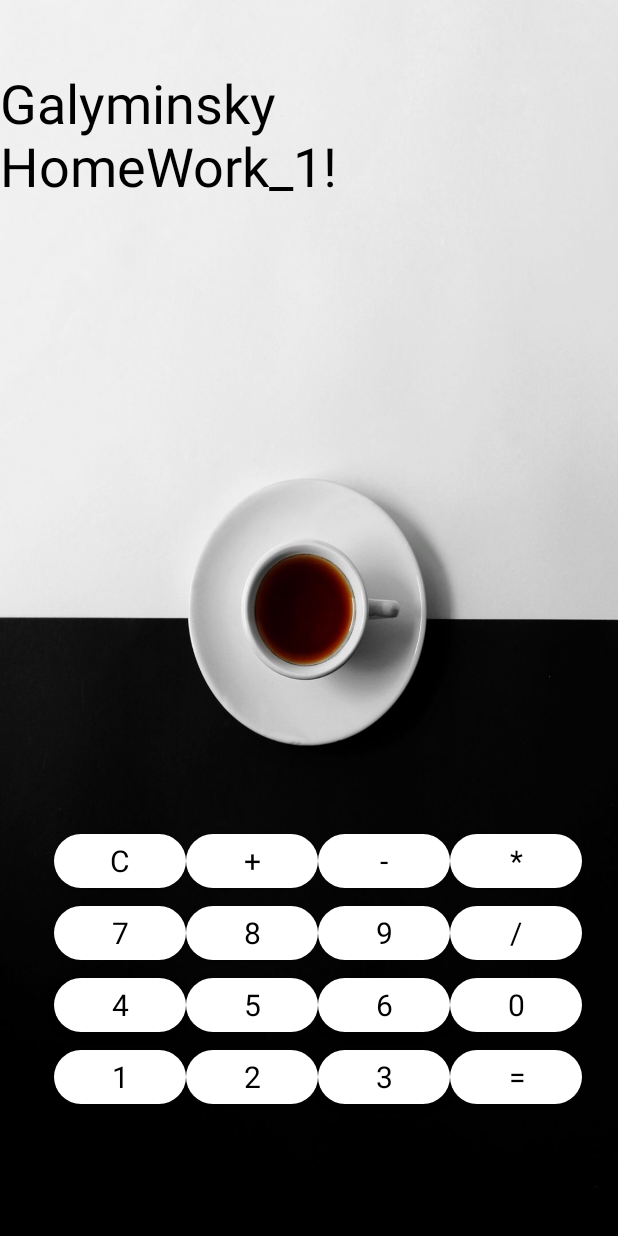
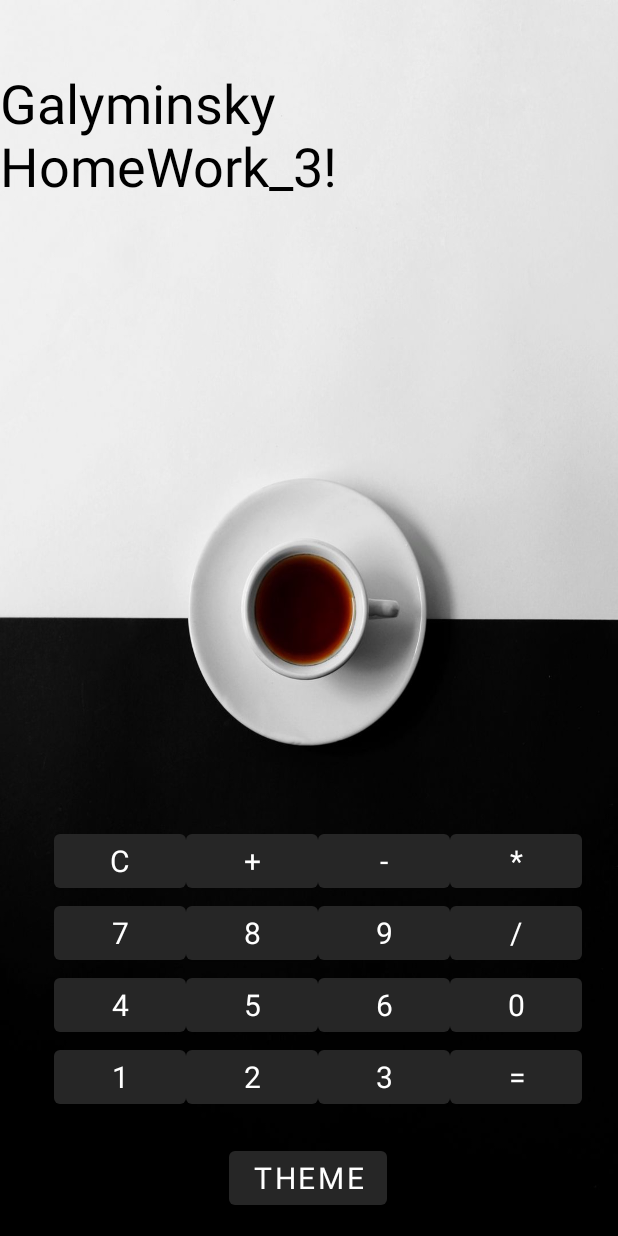
Before and after one commit to Galyminsky/GB_Calculator_2022, an Android app: the screen it shows after launch (MainActivity), on a phone screen of 412 x 824 dp. Run offline under Robolectric (Android 15) with nearby library versions, the phone set to English and light mode, and no system bars; Roboto replaces fonts that are not available here.

Commit message:
HomeWork_5 Добавлена Активити с настройками тем

```diff
--- a/app/src/main/AndroidManifest.xml
+++ b/app/src/main/AndroidManifest.xml
@@ -8,7 +8,10 @@
         android:label="@string/app_name"
         android:roundIcon="@mipmap/ic_calc_launcher_round"
         android:supportsRtl="true"
-        android:theme="@style/Theme.GB_Calculator_2022">
+        android:theme="@style/Portrait">
+        <activity
+            android:name=".SettingActivity"
+            android:exported="false" />
         <activity
             android:name=".MainActivity"
             android:exported="true">
@@ -18,6 +21,7 @@
                 <category android:name="android.intent.category.LAUNCHER" />
             </intent-filter>
         </activity>
+
         <meta-data
             android:name="preloaded_fonts"
             android:resource="@array/preloaded_fonts" />
--- a/app/src/main/java/com/jobforandroid/gb_calculator_2022/CalculatorModel.java
+++ b/app/src/main/java/com/jobforandroid/gb_calculator_2022/CalculatorModel.java
@@ -3,11 +3,8 @@ package com.jobforandroid.gb_calculator_2022;
 public class CalculatorModel {
     private int firstArg;
     private int secondArg;
-
     private StringBuilder inputStr = new StringBuilder();
-
     private int actionSelected;
-
     private State state;
 
     private enum State {
--- a/app/src/main/res/layout-land/activity_main.xml
+++ b/app/src/main/res/layout-land/activity_main.xml
@@ -1,9 +1,11 @@
 <?xml version="1.0" encoding="utf-8"?>
-<androidx.constraintlayout.widget.ConstraintLayout xmlns:android="http://schemas.android.com/apk/res/android"
+<androidx.constraintlayout.widget.ConstraintLayout
+    xmlns:android="http://schemas.android.com/apk/res/android"
     xmlns:app="http://schemas.android.com/apk/res-auto"
     xmlns:tools="http://schemas.android.com/tools"
     android:layout_width="match_parent"
     android:layout_height="match_parent"
+    android:theme="@style/Landscape"
     android:background="@drawable/coffe_2">
 
     <com.google.android.material.button.MaterialButton
@@ -175,7 +177,7 @@
         android:layout_marginStart="16dp"
         android:layout_marginTop="16dp"
         android:fontFamily="@font/caesar_dressing"
-        android:text="@string/galyminsky_homework_1"
+        android:text="@string/galyminsky_homework_3"
         android:textColor="#FFFFFF"
         android:textSize="36sp"
         app:layout_constraintStart_toStartOf="parent"
--- a/app/src/main/res/layout/activity_main.xml
+++ b/app/src/main/res/layout/activity_main.xml
@@ -5,12 +5,12 @@
     android:layout_width="match_parent"
     android:layout_height="match_parent"
     android:background="@drawable/coffe_1"
+    android:theme="@style/Portrait"
     tools:context=".MainActivity">
 
 
     <com.google.android.material.button.MaterialButton
         android:id="@+id/btn_minus"
-        style="@style/Portrait"
         android:layout_width="wrap_content"
         android:layout_height="wrap_content"
         android:layout_marginBottom="226dp"
@@ -22,7 +22,6 @@
 
     <com.google.android.material.button.MaterialButton
         android:id="@+id/btn_7"
-        style="@style/Portrait"
         android:layout_width="wrap_content"
         android:layout_height="wrap_content"
         android:layout_marginStart="11dp"
@@ -35,7 +34,6 @@
 
     <com.google.android.material.button.MaterialButton
         android:id="@+id/btn_3"
-        style="@style/Portrait"
         android:layout_width="wrap_content"
         android:layout_height="wrap_content"
         android:text="@string/_3"
@@ -46,7 +44,6 @@
 
     <com.google.android.material.button.MaterialButton
         android:id="@+id/btn_multi"
-        style="@style/Portrait"
         android:layout_width="wrap_content"
         android:layout_height="wrap_content"
         android:text="@string/btn_multi"
@@ -57,7 +54,7 @@
 
     <com.google.android.material.button.MaterialButton
         android:id="@+id/btn_5"
-        style="@style/Portrait"
+
         android:layout_width="wrap_content"
         android:layout_height="wrap_content"
         android:text="@string/_5"
@@ -68,7 +65,7 @@
 
     <com.google.android.material.button.MaterialButton
         android:id="@+id/btn_1"
-        style="@style/Portrait"
+
         android:layout_width="wrap_content"
         android:layout_height="wrap_content"
         android:layout_marginStart="11dp"
@@ -81,7 +78,7 @@
 
     <com.google.android.material.button.MaterialButton
         android:id="@+id/btn_plus"
-        style="@style/Portrait"
+
         android:layout_width="wrap_content"
         android:layout_height="wrap_content"
         android:text="@string/btn_plus"
@@ -92,7 +89,7 @@
 
     <com.google.android.material.button.MaterialButton
         android:id="@+id/btn_zero"
-        style="@style/Portrait"
+
         android:layout_width="wrap_content"
         android:layout_height="wrap_content"
         android:text="@string/_0"
@@ -103,7 +100,7 @@
 
     <com.google.android.material.button.MaterialButton
         android:id="@+id/btn_reset"
-        style="@style/Portrait"
+
         android:layout_width="wrap_content"
         android:layout_height="wrap_content"
         android:layout_marginStart="11dp"
@@ -116,7 +113,7 @@
 
     <com.google.android.material.button.MaterialButton
         android:id="@+id/btn_9"
-        style="@style/Portrait"
+
         android:layout_width="wrap_content"
         android:layout_height="wrap_content"
         android:text="@string/_9"
@@ -127,7 +124,7 @@
 
     <com.google.android.material.button.MaterialButton
         android:id="@+id/btn_equal"
-        style="@style/Portrait"
+
         android:layout_width="wrap_content"
         android:layout_height="wrap_content"
         android:text="@string/equal"
@@ -138,7 +135,6 @@
 
     <com.google.android.material.button.MaterialButton
         android:id="@+id/btn_6"
-        style="@style/Portrait"
         android:layout_width="wrap_content"
         android:layout_height="wrap_content"
         android:text="@string/_6"
@@ -149,7 +145,6 @@
 
     <com.google.android.material.button.MaterialButton
         android:id="@+id/btn_2"
-        style="@style/Portrait"
         android:layout_width="wrap_content"
         android:layout_height="wrap_content"
         android:text="@string/_2"
@@ -160,7 +155,6 @@
 
     <com.google.android.material.button.MaterialButton
         android:id="@+id/btn_division"
-        style="@style/Portrait"
         android:layout_width="wrap_content"
         android:layout_height="wrap_content"
         android:text="@string/btn_dev"
@@ -171,7 +165,6 @@
 
     <com.google.android.material.button.MaterialButton
         android:id="@+id/btn_4"
-        style="@style/Portrait"
         android:layout_width="wrap_content"
         android:layout_height="wrap_content"
         android:layout_marginStart="11dp"
@@ -184,7 +177,6 @@
 
     <com.google.android.material.button.MaterialButton
         android:id="@+id/btn_8"
-        style="@style/Portrait"
         android:layout_width="wrap_content"
         android:layout_height="wrap_content"
         android:text="@string/_8"
@@ -199,7 +191,7 @@
         android:layout_height="wrap_content"
         android:layout_marginTop="44dp"
         android:fontFamily="@font/caesar_dressing"
-        android:text="@string/galyminsky_homework_1"
+        android:text="@string/galyminsky_homework_3"
         android:textColor="#000000"
         android:textSize="36sp"
         app:layout_constraintEnd_toEndOf="parent"
@@ -219,5 +211,18 @@
         app:layout_constraintStart_toStartOf="parent"
         app:layout_constraintTop_toTopOf="parent" />
 
+    <Button
+        android:id="@+id/btn_setting"
+        android:layout_width="wrap_content"
+        android:layout_height="wrap_content"
+        android:onClick="onClickSetting"
+        android:text="theme"
+        app:layout_constraintBottom_toBottomOf="parent"
+        app:layout_constraintEnd_toEndOf="parent"
+        app:layout_constraintHorizontal_bias="0.498"
+        app:layout_constraintStart_toStartOf="parent"
+        app:layout_constraintTop_toTopOf="parent"
+        app:layout_constraintVertical_bias="0.981" />
+
 
 </androidx.constraintlayout.widget.ConstraintLayout>
--- a/app/src/main/res/values-night/strings.xml
+++ b/app/src/main/res/values-night/strings.xml
@@ -1,6 +1,6 @@
 <?xml version="1.0" encoding="utf-8"?>
 <resources>
-    <string name="galyminsky_homework_1">Galyminsky HomeWork_1!</string>
+    <string name="galyminsky_homework_3">Galyminsky HomeWork_3!</string>
     <string name="tvresult"></string>
     <string name="btn_min">-</string>
     <string name="equal">=</string>
@@ -18,4 +18,9 @@
     <string name="c">C</string>
     <string name="btn_plus">+</string>
     <string name="btn_multi">*</string>
+    <string name="my_theme">My Theme</string>
+    <string name="theme_green">Theme Green</string>
+    <string name="theme_orange">Theme Orange</string>
+    <string name="theme_purple">Theme Purple</string>
+
 </resources>
--- a/app/src/main/res/values-night/themes.xml
+++ b/app/src/main/res/values-night/themes.xml
@@ -1,14 +1,14 @@
 <resources xmlns:tools="http://schemas.android.com/tools">
     <!-- Base application theme. -->
-    <style name="Theme.GB_Calculator_2022" parent="Theme.MaterialComponents.DayNight.DarkActionBar">
+    <style name="Theme.GB_Calculator_2022" parent="Theme.MaterialComponents.DayNight.NoActionBar">
         <!-- Primary brand color. -->
-        <item name="colorPrimary">@color/purple_200</item>
-        <item name="colorPrimaryVariant">@color/purple_700</item>
-        <item name="colorOnPrimary">@color/black</item>
+        <item name="colorPrimary">#2E2E2E</item>
+        <item name="colorPrimaryVariant">@color/black</item>
+        <item name="colorOnPrimary">#757575</item>
         <!-- Secondary brand color. -->
         <item name="colorSecondary">@color/teal_200</item>
         <item name="colorSecondaryVariant">@color/teal_200</item>
-        <item name="colorOnSecondary">@color/black</item>
+        <item name="colorOnSecondary">#574646</item>
         <!-- Status bar color. -->
         <item name="android:statusBarColor" tools:targetApi="l">?attr/colorPrimaryVariant</item>
         <!-- Customize your theme here. -->
--- a/app/src/main/res/values/colors.xml
+++ b/app/src/main/res/values/colors.xml
@@ -7,4 +7,7 @@
     <color name="teal_700">#FF018786</color>
     <color name="black">#FF000000</color>
     <color name="white">#FFFFFFFF</color>
+    <color name="green_back">#76B339</color>
+    <color name="orange_back">#BCA445</color>
+    <color name="purple_back">#6F469E</color>
 </resources>
--- a/app/src/main/res/values/strings.xml
+++ b/app/src/main/res/values/strings.xml
@@ -1,6 +1,6 @@
 <resources>
     <string name="app_name">GB_Calculator_2022</string>
-    <string name="galyminsky_homework_1">Galyminsky HomeWork_1!</string>
+    <string name="galyminsky_homework_3">Galyminsky HomeWork_3!</string>
     <string name="tvresult"></string>
     <string name="btn_min">-</string>
     <string name="equal">=</string>
@@ -18,4 +18,10 @@
     <string name="c">C</string>
     <string name="btn_plus">+</string>
     <string name="btn_multi">*</string>
+    <string name="my_theme">My Theme</string>
+    <string name="theme_green">Theme Green</string>
+    <string name="theme_orange">Theme Orange</string>
+    <string name="theme_purple">Theme Purple</string>
+
+
 </resources>
--- a/app/src/main/res/values/style.xml
+++ b/app/src/main/res/values/style.xml
@@ -1,23 +1,50 @@
 <?xml version="1.0" encoding="utf-8"?>
 <resources>
 
-    <style name="Portrait" >
+    <style name="Portrait" parent="Theme.GB_Calculator_2022">
+        <item name="colorPrimary">#262626</item>
+        <item name="colorPrimaryDark">#000000</item>
         <item name="android:fontFamily">@font/caesar_dressing</item>
         <item name="android:textColor">#000000</item>
         <item name="android:textSize">20sp</item>
         <item name="backgroundTint">#FFFFFF</item>
         <item name="cornerRadius">36dp</item>
-
     </style>
 
-    <style name="Landscape" >
+    <style name="Landscape" parent="Theme.GB_Calculator_2022">
+        <item name="colorPrimary">#262626</item>
+        <item name="colorPrimaryDark">#000000</item>
         <item name="android:fontFamily">@font/caesar_dressing</item>
         <item name="android:textColor">#FFFFFF</item>
         <item name="android:textSize">20sp</item>
         <item name="backgroundTint">#000000</item>
         <item name="cornerRadius">36dp</item>
+    </style>
+
+    <style name="ThemeGreen" parent="Theme.GB_Calculator_2022">
+        <item name="colorPrimary">#8fff1f</item>
+        <item name="colorPrimaryDark">#60ba00</item>
+        <item name="colorAccent">#c2ff90</item>
+        <item name="android:background">@color/green_back</item>
+    </style>
+
+    <style name="ThemeOrange" parent="Theme.GB_Calculator_2022" >
+        <item name="colorPrimary">#ffd11c</item>
+        <item name="colorPrimaryDark">#ff8e00</item>
+        <item name="colorAccent">#ffff57</item>
+        <item name="android:background">@color/orange_back</item>
+
+    </style>
+
+    <style name="ThemePurple" parent="Theme.GB_Calculator_2022" >
+        <item name="colorPrimary">#b574ff</item>
+        <item name="colorPrimaryDark">#7304f0</item>
+        <item name="colorAccent">#cb9fff</item>
+        <item name="android:background">@color/purple_back</item>
+
 
     </style>
 
 
+
 </resources>
--- a/app/src/main/res/values/themes.xml
+++ b/app/src/main/res/values/themes.xml
@@ -6,11 +6,14 @@
         <item name="colorPrimaryVariant">#000000</item>
         <item name="colorOnPrimary">@color/white</item>
         <!-- Secondary brand color. -->
-        <item name="colorSecondary">@color/teal_200</item>
+        <item name="colorSecondary">#575757</item>
         <item name="colorSecondaryVariant">@color/teal_700</item>
         <item name="colorOnSecondary">@color/black</item>
         <!-- Status bar color. -->
         <item name="android:statusBarColor" tools:targetApi="l">?attr/colorPrimaryVariant</item>
         <!-- Customize your theme here. -->
+
     </style>
+
+
 </resources>
```
Also changed, not shown: app/src/main/java/com/jobforandroid/gb_calculator_2022/BaseActivity.java (added, +59 -0 lines), app/src/main/java/com/jobforandroid/gb_calculator_2022/MainActivity.java (+17 -2 lines), app/src/main/java/com/jobforandroid/gb_calculator_2022/SettingActivity.java (added, +49 -0 lines), app/src/main/res/layout/activity_setting.xml (added, +45 -0 lines).
